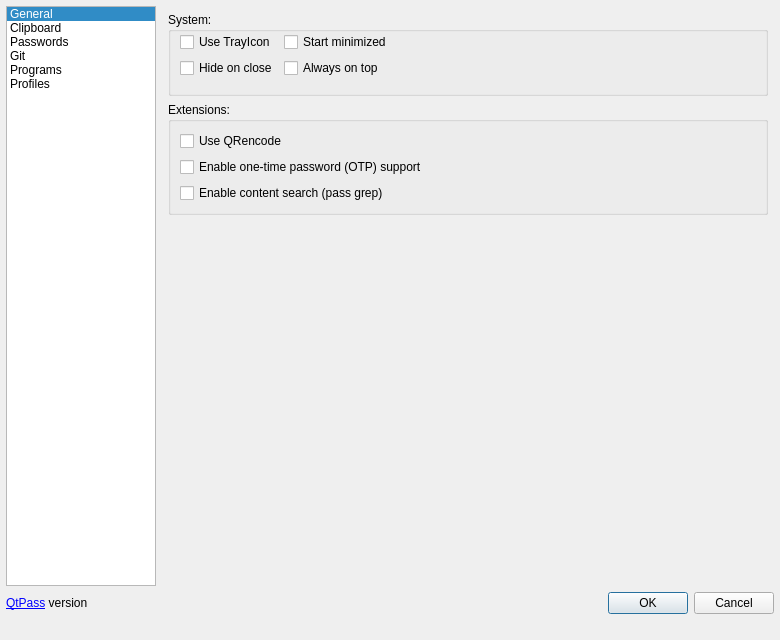
First picture: the form in src/configdialog.ui, repository IJHack/QtPass, before the edit.
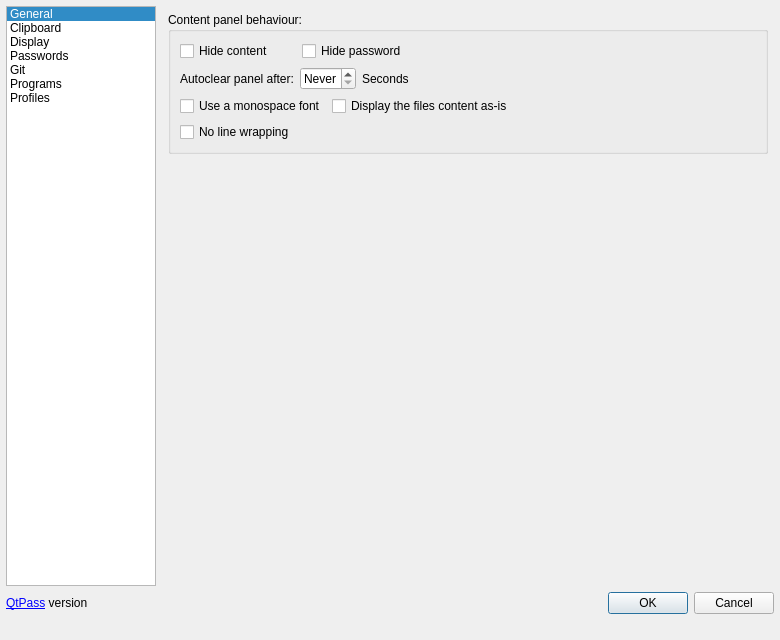
Second picture: the form after the edit. The open tabs and pages were chosen to show the change. Icons and pictures are not drawn.

Commit message:
Settings: the content panel gets a Display page of its own (#1929)
The Clipboard page also carried "Content panel behaviour" (hide content,
hide the password, panel autoclear, monospace, as-is, line wrapping),
which has nothing to do with the clipboard and made the page title read
oddly. The group moves unchanged to a new Display page after Clipboard;
no setting, key or widget name changes. One new string, "Display".

Claude-Session: https://claude.ai/code/session_01JuQsrHonihp1nARE7bzstc

Diff of the .ui file:
```diff
--- a/src/configdialog.ui
+++ b/src/configdialog.ui
@@ -65,6 +65,11 @@
          <string>Clipboard</string>
         </property>
        </item>
+       <item>
+        <property name="text">
+         <string>Display</string>
+        </property>
+       </item>
        <item>
         <property name="text">
          <string>Passwords</string>
@@ -365,6 +370,61 @@
               </widget>
              </item>
              <item>
+              <spacer name="pageClipboardSpacer">
+               <property name="orientation">
+                <enum>Qt::Vertical</enum>
+               </property>
+               <property name="sizeHint" stdset="0">
+                <size>
+                 <width>20</width>
+                 <height>40</height>
+                </size>
+               </property>
+              </spacer>
+             </item>
+            </layout>
+           </widget>
+          </widget>
+         </item>
+        </layout>
+       </widget>
+       <widget class="QWidget" name="pageDisplay">
+        <layout class="QVBoxLayout" name="pageDisplayOuter">
+         <property name="leftMargin">
+          <number>0</number>
+         </property>
+         <property name="topMargin">
+          <number>0</number>
+         </property>
+         <property name="rightMargin">
+          <number>0</number>
+         </property>
+         <property name="bottomMargin">
+          <number>0</number>
+         </property>
+         <item>
+          <widget class="QScrollArea" name="scrollDisplay">
+           <property name="frameShape">
+            <enum>QFrame::NoFrame</enum>
+           </property>
+           <property name="widgetResizable">
+            <bool>true</bool>
+           </property>
+           <widget class="QWidget" name="scrollDisplayContents">
+            <layout class="QVBoxLayout" name="pageDisplayLayout">
+             <property name="leftMargin">
+              <number>6</number>
+             </property>
+             <property name="topMargin">
+              <number>6</number>
+             </property>
+             <property name="rightMargin">
+              <number>6</number>
+             </property>
+             <property name="bottomMargin">
+              <number>6</number>
+             </property>
+             <item>
               <widget class="QGroupBox" name="groupBoxContentPanel">
                <property name="title">
                 <string>Content panel behaviour:</string>
@@ -486,7 +546,7 @@
               </widget>
              </item>
              <item>
-              <spacer name="pageClipboardSpacer">
+              <spacer name="pageDisplaySpacer">
                <property name="orientation">
                 <enum>Qt::Vertical</enum>
                </property>
```
The commit also changes 2 other files.
